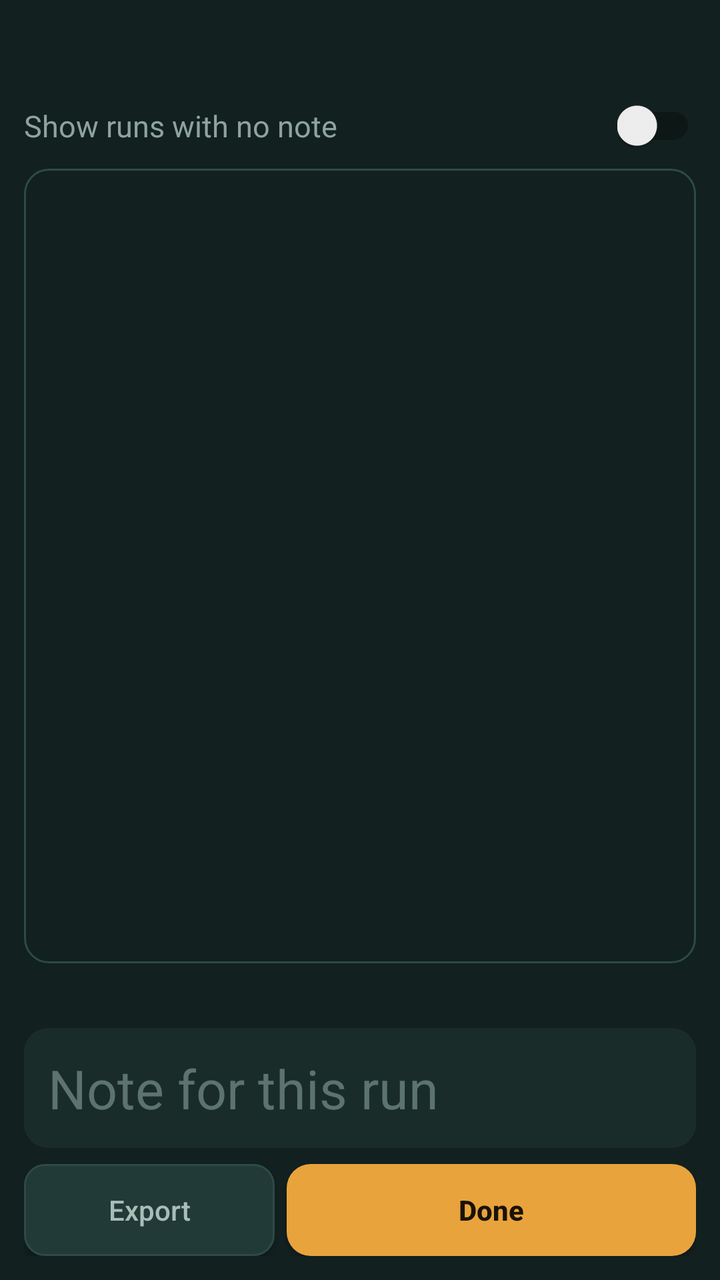
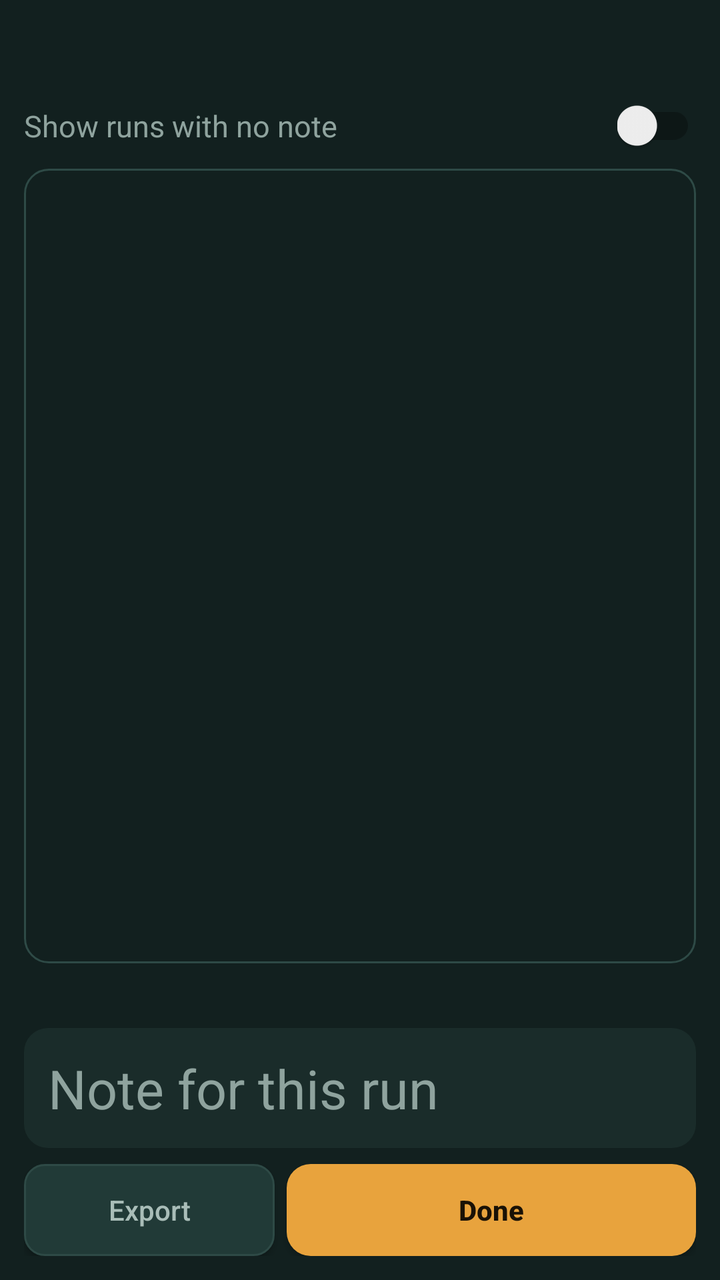

An Android layout rendered at two revisions. The XML below is the earlier revision; the diff shows what the commit changed to produce the second picture.
<!-- AndroidManifest.xml: application theme Theme.FocusLedger -->
<!-- res/layout/activity_notes.xml -->
<?xml version="1.0" encoding="utf-8"?>
<LinearLayout xmlns:android="http://schemas.android.com/apk/res/android"
    android:layout_width="match_parent"
    android:layout_height="match_parent"
    android:orientation="vertical"
    android:background="#12201F"
    android:padding="12dp">

    
    <LinearLayout
        android:layout_width="match_parent"
        android:layout_height="wrap_content"
        android:orientation="horizontal"
        android:gravity="center_vertical"
        android:layout_marginBottom="8dp">

        <TextView
            android:id="@+id/notesLabel"
            android:layout_width="0dp"
            android:layout_weight="1"
            android:layout_height="wrap_content"
            android:textColor="#E8A33D"
            android:textSize="20sp"
            android:textStyle="bold"
            android:maxLines="1"
            android:ellipsize="end" />

        <TextView
            android:id="@+id/notesTimer"
            android:layout_width="wrap_content"
            android:layout_height="wrap_content"
            android:textColor="#E8A33D"
            android:fontFamily="monospace"
            android:textSize="22sp" />
    </LinearLayout>

    <LinearLayout
        android:layout_width="match_parent"
        android:layout_height="wrap_content"
        android:orientation="horizontal"
        android:gravity="center_vertical"
        android:layout_marginBottom="8dp">

        <TextView
            android:layout_width="0dp"
            android:layout_weight="1"
            android:layout_height="wrap_content"
            android:text="Show runs with no note"
            android:textColor="#8FA39E"
            android:textSize="15sp" />

        <androidx.appcompat.widget.SwitchCompat
            android:id="@+id/switchShowEmpty"
            android:layout_width="wrap_content"
            android:layout_height="wrap_content" />
    </LinearLayout>

    
    <ScrollView
        android:id="@+id/notesScroll"
        android:layout_width="match_parent"
        android:layout_height="0dp"
        android:layout_weight="1"
        android:background="@drawable/bg_row_idle"
        android:padding="6dp">

        <LinearLayout
            android:id="@+id/notesList"
            android:layout_width="match_parent"
            android:layout_height="wrap_content"
            android:orientation="vertical" />
    </ScrollView>

    
    <TextView
        android:id="@+id/notesInputCaption"
        android:layout_width="match_parent"
        android:layout_height="wrap_content"
        android:layout_marginTop="8dp"
        android:textColor="#8FA39E"
        android:textSize="15sp" />

    <EditText
        android:id="@+id/editCurrentNote"
        android:layout_width="match_parent"
        android:layout_height="wrap_content"
        android:minHeight="52dp"
        android:maxHeight="140dp"
        android:gravity="top|start"
        android:background="@drawable/bg_row_track"
        android:padding="12dp"
        android:hint="Note for this run"
        android:textColorHint="#5C736E"
        android:textColor="#F1EDE3"
        android:textSize="27sp"
        android:inputType="textMultiLine|textCapSentences"
        android:importantForAutofill="no"
        android:layout_marginTop="4dp" />

    
    <LinearLayout
        android:layout_width="match_parent"
        android:layout_height="wrap_content"
        android:orientation="horizontal"
        android:layout_marginTop="8dp">

        <Button
            android:id="@+id/btnNotesExport"
            android:layout_width="0dp"
            android:layout_weight="0.38"
            android:layout_height="46dp"
            android:layout_marginEnd="6dp"
            android:text="Export"
            android:textAllCaps="false"
            android:textColor="#A9BDB8"
            android:textSize="14sp"
            android:padding="0dp"
            android:background="@drawable/bg_button_small" />

        <Button
            android:id="@+id/btnNotesDone"
            android:layout_width="0dp"
            android:layout_weight="0.62"
            android:layout_height="46dp"
            android:text="Done"
            android:textAllCaps="false"
            android:textColor="#1A1206"
            android:textSize="14sp"
            android:textStyle="bold"
            android:background="@drawable/bg_button_work" />
    </LinearLayout>

</LinearLayout>
<!-- resources referenced by this layout -->
<resources>
  <!-- drawable bg_button_small (drawable) -->
  <?xml version="1.0" encoding="utf-8"?>
  <shape xmlns:android="http://schemas.android.com/apk/res/android" android:shape="rectangle">
      <solid android:color="#213A37" />
      <corners android:radius="10dp" />
      <stroke android:width="1dp" android:color="#2E4A46" />
  </shape>
  <!-- drawable bg_button_work (drawable) -->
  <?xml version="1.0" encoding="utf-8"?>
  <shape xmlns:android="http://schemas.android.com/apk/res/android" android:shape="rectangle">
      <solid android:color="#E8A33D" />
      <corners android:radius="12dp" />
  </shape>
  <!-- drawable bg_row_idle (drawable) -->
  <?xml version="1.0" encoding="utf-8"?>
  <shape xmlns:android="http://schemas.android.com/apk/res/android" android:shape="rectangle">
      <solid android:color="@android:color/transparent" />
      <corners android:radius="12dp" />
      <stroke android:width="1dp" android:color="#2E4A46" />
  </shape>
  <!-- drawable bg_row_track (drawable) -->
  <?xml version="1.0" encoding="utf-8"?>
  <shape xmlns:android="http://schemas.android.com/apk/res/android" android:shape="rectangle">
      <solid android:color="#1A2C2A" />
      <corners android:radius="12dp" />
  </shape>
  <style name="Theme.FocusLedger" parent="Theme.AppCompat.DayNight.NoActionBar">
          <item name="colorPrimary">#E8A33D</item>
          <item name="colorPrimaryDark">#12201F</item>
          <item name="colorAccent">#6FAFC4</item>
          <item name="android:windowBackground">#12201F</item>
      </style>
</resources>

<!-- the commit's change to res/layout/activity_notes.xml (unified diff, before → after) -->
@@ -90,7 +90,7 @@
         android:background="@drawable/bg_row_track"
         android:padding="12dp"
         android:hint="Note for this run"
-        android:textColorHint="#5C736E"
+        android:textColorHint="#8FA39E"
         android:textColor="#F1EDE3"
         android:textSize="27sp"
         android:inputType="textMultiLine|textCapSentences"
